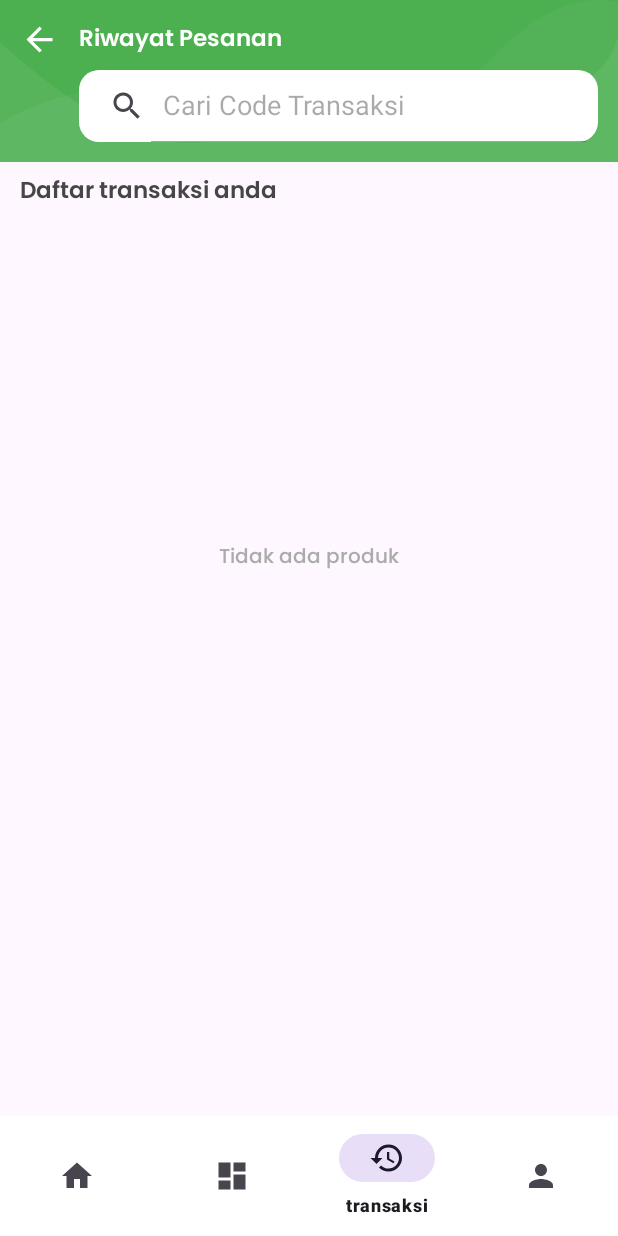
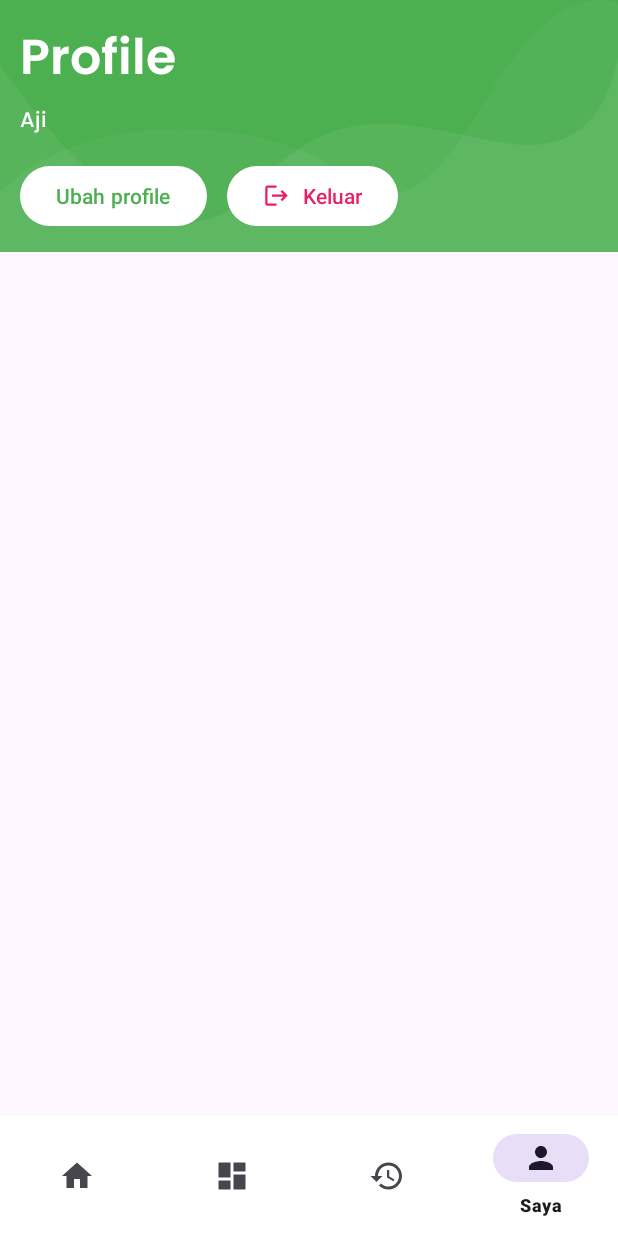
Before and after one commit to KEVINGILBERTTODING/Canvala-App, an Android app: the UserMainActivity screen opened directly, with no data from a screen before it, item 4 of the bottom bar chosen, on a phone screen of 412 x 824 dp. Run offline under Robolectric (Android 15) with nearby library versions, the phone set to English and light mode, and no system bars; our stand-ins replace data binding, sdp/ssp sizes; libraries missing offline, so code that uses them is left out: es.dmoral.toasty; 2 statements that could not run were skipped.

Commit message:
Added profile

```diff
--- a/app/src/main/java/com/example/canvala/data/api/UserService.java
+++ b/app/src/main/java/com/example/canvala/data/api/UserService.java
@@ -112,4 +112,15 @@ public interface UserService {
     );
 
 
+    @FormUrlEncoded
+    @POST("user/updateProfile")
+    Call<ResponseModel> updateProfile(
+            @Field("user_id") String userId,
+            @Field("password") String password,
+            @Field("nama") String nama,
+            @Field("telepon") String telepon,
+            @Field("kode_pos") String kodePos
+
+    );
+
 }
--- a/app/src/main/java/com/example/canvala/ui/main/user/UserMainActivity.java
+++ b/app/src/main/java/com/example/canvala/ui/main/user/UserMainActivity.java
@@ -10,6 +10,8 @@ import android.view.MenuItem;
 import com.example.canvala.R;
 import com.example.canvala.ui.main.user.home.UserHomeFragment;
 import com.example.canvala.ui.main.user.product.AllProductFragment;
+import com.example.canvala.ui.main.user.product.ProductKategoriFragment;
+import com.example.canvala.ui.main.user.profile.ProfileFragment;
 import com.example.canvala.ui.main.user.transactions.TransactionsFragment;
 import com.google.android.material.bottomnavigation.BottomNavigationView;
 import com.google.android.material.navigation.NavigationBarView;
@@ -34,7 +36,10 @@ public class UserMainActivity extends AppCompatActivity {
                 }else if (item.getItemId() == R.id.menuProduct) {
                     replace(new AllProductFragment());
                     return true;
-                }
+                }else if (item.getItemId() == R.id.menuProfile) {
+                replace(new ProfileFragment());
+                return true;
+            }
 
                 return false;
             }
--- /dev/null
+++ b/app/src/main/java/com/example/canvala/ui/main/user/profile/ProfileFragment.java
@@ -0,0 +1,216 @@
+package com.example.canvala.ui.main.user.profile;
+
+import android.app.AlertDialog;
+import android.app.Dialog;
+import android.content.Context;
+import android.content.Intent;
+import android.content.SharedPreferences;
+import android.os.Bundle;
+
+import androidx.annotation.NonNull;
+import androidx.annotation.Nullable;
+import androidx.fragment.app.Fragment;
+
+import android.view.Display;
+import android.view.LayoutInflater;
+import android.view.View;
+import android.view.ViewGroup;
+import android.widget.Button;
+import android.widget.EditText;
+
+import com.example.canvala.R;
+import com.example.canvala.data.api.ApiConfig;
+import com.example.canvala.data.api.UserService;
+import com.example.canvala.data.model.ResponseModel;
+import com.example.canvala.data.model.UserModel;
+import com.example.canvala.databinding.FragmentProfileBinding;
+import com.example.canvala.ui.main.auth.LoginActivity;
+import com.example.canvala.util.Constants;
+
+import es.dmoral.toasty.Toasty;
+import retrofit2.Call;
+import retrofit2.Callback;
+import retrofit2.Response;
+
+public class ProfileFragment extends Fragment {
+
+    private FragmentProfileBinding binding;
+    SharedPreferences sharedPreferences;
+    String userId, nama, telepon, email, kodePos;
+    private UserService userService;
+    AlertDialog progressDialog;
+    private SharedPreferences.Editor editor;
+
+
+    @Override
+    public View onCreateView(LayoutInflater inflater, ViewGroup container,
+                             Bundle savedInstanceState) {
+        // Inflate the layout for this fragment
+        binding = FragmentProfileBinding.inflate(inflater, container, false);
+        sharedPreferences= getContext().getSharedPreferences(Constants.SHARED_PREF_NAME, Context.MODE_PRIVATE);
+        userService = ApiConfig.getClient().create(UserService.class);
+        userId = sharedPreferences.getString(Constants.SHARED_PREF_USER_ID, null);
+        editor = sharedPreferences.edit();
+
+
+
+        return binding.getRoot();
+
+    }
+
+    @Override
+    public void onViewCreated(@NonNull View view, @Nullable Bundle savedInstanceState) {
+        super.onViewCreated(view, savedInstanceState);
+        getProfile();
+        listener();
+    }
+
+    private void listener() {
+        binding.btnLogOut.setOnClickListener(new View.OnClickListener() {
+            @Override
+            public void onClick(View v) {
+                logOut();
+            }
+        });
+
+        binding.btnUbahProfile.setOnClickListener(new View.OnClickListener() {
+            @Override
+            public void onClick(View v) {
+                updateProfile();
+            }
+        });
+    }
+
+    private void getProfile() {
+        showProgressBar("Loading", "Memuat data...", true);
+        userService.getMyProfile(userId).enqueue(new Callback<UserModel>() {
+            @Override
+            public void onResponse(Call<UserModel> call, Response<UserModel> response) {
+                if (response.isSuccessful() && response.body() != null) {
+                    binding.tvNama.setText("Hai, " +response.body().getName());
+                    nama = response.body().getName();
+                    email = response.body().getEmail();
+                    telepon = response.body().getPhoneNumber();
+                    kodePos = response.body().getPostalCode();
+                    showProgressBar("dsds", "Sdsd",false);
+                }else {
+                    showProgressBar("dsds", "Sdsd",false);
+                }
+            }
+
+            @Override
+            public void onFailure(Call<UserModel> call, Throwable t) {
+                showProgressBar("dsds", "Sdsd",false);
+                showToast("error", "Tidak ada koneksi internet");
+
+            }
+        });
+    }
+
+    private void updateProfile(){
+        Dialog dialog = new Dialog(getContext());
+        dialog.setContentView(R.layout.layout_ubah_profile);
+        dialog.getWindow().setBackgroundDrawableResource(android.R.color.transparent);
+        EditText etNama, etPassword, etEmail, etTelepon, etKodePos;
+        Button btnSimpan, btnBatal;
+        btnBatal = dialog.findViewById(R.id.btnBatal);
+        btnSimpan = dialog.findViewById(R.id.btnSimpan);
+        etNama = dialog.findViewById(R.id.etNamaLengkap);
+        etEmail = dialog.findViewById(R.id.etEmail);
+        etPassword = dialog.findViewById(R.id.etPassword);
+        etTelepon = dialog.findViewById(R.id.etTelepon);
+        etKodePos = dialog.findViewById(R.id.etKodePos);
+
+        etNama.setText(nama);
+        etEmail.setText(email);
+        etKodePos.setText(kodePos);
+        etTelepon.setText(telepon);
+        dialog.show();
+
+        btnSimpan.setOnClickListener(new View.OnClickListener() {
+            @Override
+            public void onClick(View v) {
+                if (etNama.getText().toString().isEmpty()) {
+                    etNama.setError("Nama tidak boleh kosong");
+                    etNama.requestFocus();
+                }else  if (etTelepon.getText().toString().isEmpty()) {
+                    etTelepon.setError("Telepon tidak boleh kosong");
+                    etTelepon.requestFocus();
+                }else  if (etKodePos.getText().toString().isEmpty()) {
+                    etKodePos.setError("kode Pos tidak boleh kosong");
+                    etKodePos.requestFocus();
+                }else {
+                    showProgressBar("Loding", "Menyimpan profil...", true);
+                    userService.updateProfile(
+                            userId, etPassword.getText().toString(), etNama.getText().toString(), etTelepon.getText().toString(), etKodePos.getText().toString()
+                    ).enqueue(new Callback<ResponseModel>() {
+                        @Override
+                        public void onResponse(Call<ResponseModel> call, Response<ResponseModel> response) {
+                            if (response.isSuccessful() && response.body().getStatus() == 200) {
+                                dialog.dismiss();
+                                showProgressBar("ds", "sd", false);
+                                getProfile();
+                                showToast("success", "Berhasil mengubah profil");
+                            }else {
+                                showProgressBar("ds", "sd", false);
+                                showToast("error", "Gagal mengubah profil");
+                            }
+                        }
+
+                        @Override
+                        public void onFailure(Call<ResponseModel> call, Throwable t) {
+                            showProgressBar("ds", "sd", false);
+                            showToast("error", "Tidak ada koneksi internet");
+
+                        }
+                    });
+                }
+            }
+        });
+
+
+
+
+
+        btnBatal.setOnClickListener(new View.OnClickListener() {
+            @Override
+            public void onClick(View v) {
+                dialog.dismiss();
+            }
+        });
+    }
+
+
+    private void showProgressBar(String title, String message, boolean isLoading) {
+        if (isLoading) {
+            // Membuat progress dialog baru jika belum ada
+            if (progressDialog == null) {
+                AlertDialog.Builder builder = new AlertDialog.Builder(getContext());
+                builder.setTitle(title);
+                builder.setMessage(message);
+                builder.setCancelable(false);
+                progressDialog = builder.create();
+            }
+            progressDialog.show(); // Menampilkan progress dialog
+        } else {
+            // Menyembunyikan progress dialog jika ada
+            if (progressDialog != null && progressDialog.isShowing()) {
+                progressDialog.dismiss();
+            }
+        }
+    }
+    private void showToast(String jenis, String text) {
+        if (jenis.equals("success")) {
+            Toasty.success(getContext(), text, Toasty.LENGTH_SHORT).show();
+        }else {
+            Toasty.error(getContext(), text, Toasty.LENGTH_SHORT).show();
+        }
+    }
+
+    private void logOut() {
+        editor.clear().apply();
+        startActivity(new Intent(getContext(), LoginActivity.class));
+        getActivity().finish();
+
+    }
+}
--- /dev/null
+++ b/app/src/main/res/drawable/baseline_logout_24.xml
@@ -0,0 +1,5 @@
+<vector android:autoMirrored="true" android:height="24dp"
+    android:tint="#000000" android:viewportHeight="24"
+    android:viewportWidth="24" android:width="24dp" xmlns:android="http://schemas.android.com/apk/res/android">
+    <path android:fillColor="@android:color/white" android:pathData="M17,7l-1.41,1.41L18.17,11H8v2h10.17l-2.58,2.58L17,17l5,-5zM4,5h8V3H4c-1.1,0 -2,0.9 -2,2v14c0,1.1 0.9,2 2,2h8v-2H4V5z"/>
+</vector>
--- a/app/src/main/res/layout/fragment_detail_transactions.xml
+++ b/app/src/main/res/layout/fragment_detail_transactions.xml
@@ -65,7 +65,6 @@
                 android:layout_width="match_parent"
                 android:layout_below="@id/rlHeader"
                 android:layout_above="@id/rlBottom"
-                android:layout_marginTop="@dimen/_5sdp"
                 android:layout_height="match_parent">
                 <RelativeLayout
                     android:layout_width="match_parent"
--- /dev/null
+++ b/app/src/main/res/layout/fragment_profile.xml
@@ -0,0 +1,78 @@
+<?xml version="1.0" encoding="utf-8"?>
+
+<layout
+    xmlns:app="http://schemas.android.com/apk/res-auto"
+    xmlns:android="http://schemas.android.com/apk/res/android">
+
+    <RelativeLayout
+        xmlns:tools="http://schemas.android.com/tools"
+        android:layout_width="match_parent"
+
+        android:layout_height="match_parent"
+        tools:context=".ui.main.user.profile.ProfileFragment">
+
+        <RelativeLayout
+            android:id="@+id/rlHeader"
+            android:layout_width="match_parent"
+            android:background="@drawable/wave_main"
+            android:padding="@dimen/_10sdp"
+            android:layout_height="wrap_content">
+            <LinearLayout
+                android:layout_width="match_parent"
+                android:layout_height="wrap_content"
+                android:orientation="vertical">
+
+                <TextView
+                    android:layout_width="match_parent"
+                    android:layout_height="wrap_content"
+                    android:textSize="@dimen/_25sdp"
+                    android:text="Profile"
+                    android:fontFamily="@font/popsem"
+                    android:textColor="@color/white"/>
+
+                <TextView
+                    android:id="@+id/tvNama"
+                    android:layout_width="match_parent"
+                    android:layout_height="wrap_content"
+                    android:textSize="@dimen/_11sdp"
+                    android:text="Aji"
+                    android:fontFamily="@font/popmed"
+                    android:textColor="@color/white"/>
+
+                <LinearLayout
+                    android:layout_width="match_parent"
+                    android:layout_height="wrap_content"
+                    android:layout_marginTop="@dimen/_10sdp"
+                    android:orientation="horizontal">
+
+                    <com.google.android.material.button.MaterialButton
+                        android:layout_width="wrap_content"
+                        android:layout_height="wrap_content"
+                        app:backgroundTint="@color/white"
+                        android:layout_marginRight="@dimen/_10sdp"
+                        android:textColor="@color/main"
+                        android:id="@+id/btnUbahProfile"
+                        android:text="Ubah profile"/>
+
+
+                    <com.google.android.material.button.MaterialButton
+                        android:layout_width="wrap_content"
+                        android:layout_height="wrap_content"
+                        app:backgroundTint="@color/white"
+                        app:icon="@drawable/baseline_logout_24"
+                        app:iconTint="@color/red"
+                        android:id="@+id/btnLogOut"
+                        android:textColor="@color/red"
+                        android:text="Keluar"/>
+                </LinearLayout>
+
+            </LinearLayout>
+
+
+
+        </RelativeLayout>
+
+
+    </RelativeLayout>
+
+</layout>
```
Also changed, not shown: app/src/main/res/layout/layout_ubah_profile.xml (added, +177 -0 lines).
